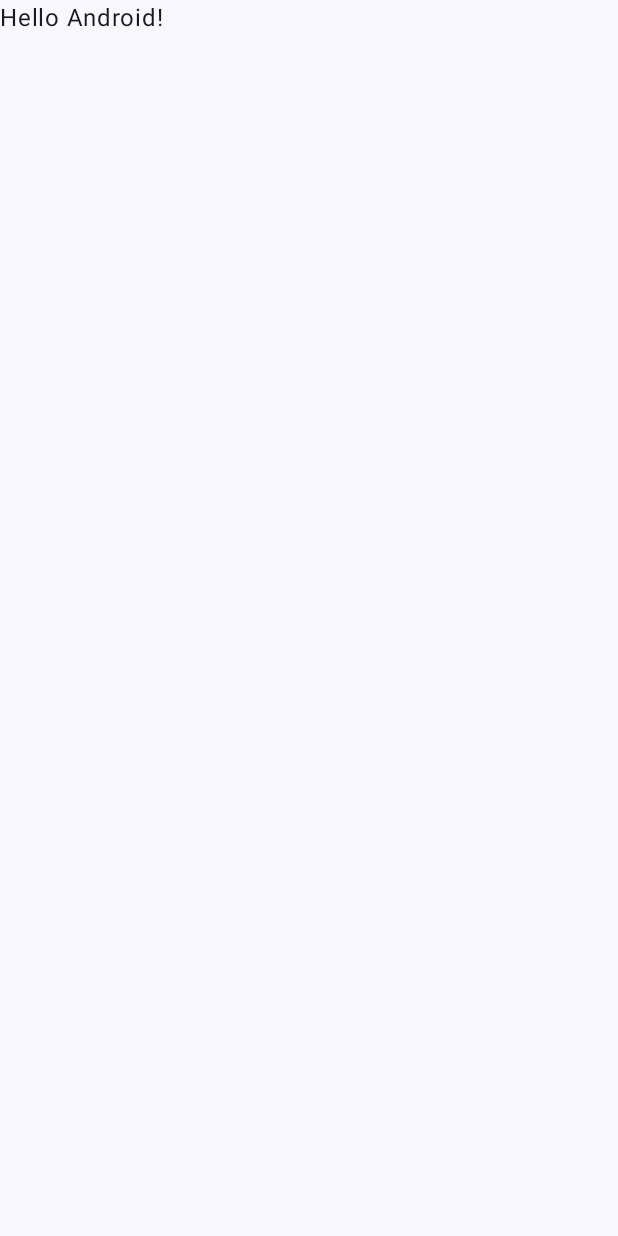
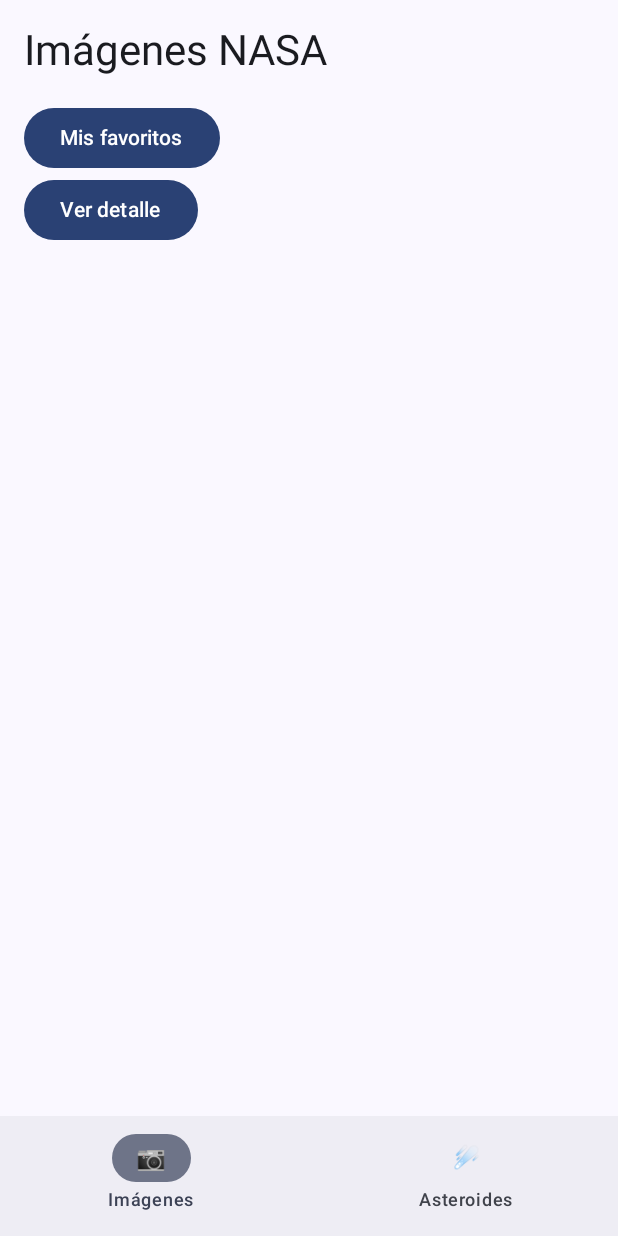
Before and after one commit to brunoo-gq/24100022_GAMARRA_24100634_CHAHUAILACC_PC02, an Android app built with Jetpack Compose: the screen it shows after launch (MainActivity), on a phone screen of 412 x 824 dp. Before the commit the screen is almost empty. Run offline under Robolectric (Android 15) with nearby library versions, the phone set to English and light mode, and no system bars.

Commit message:
integrar Room y navegacion principal

```diff
--- a/app/build.gradle.kts
+++ b/app/build.gradle.kts
@@ -70,8 +70,9 @@ dependencies {
     implementation("com.squareup.retrofit2:converter-gson:2.9.0")
     implementation("com.squareup.okhttp3:logging-interceptor:4.11.0")
 
-    // Room
     implementation(libs.androidx.room.runtime)
     implementation(libs.androidx.room.ktx)
     ksp(libs.androidx.room.compiler)
+
+    implementation("androidx.navigation:navigation-compose:2.10.1")
 }
--- a/app/src/main/java/com/example/nasaapp/MainActivity.kt
+++ b/app/src/main/java/com/example/nasaapp/MainActivity.kt
@@ -1,47 +1,23 @@
+
 package com.example.nasaapp
 
 import android.os.Bundle
 import androidx.activity.ComponentActivity
 import androidx.activity.compose.setContent
 import androidx.activity.enableEdgeToEdge
-import androidx.compose.foundation.layout.fillMaxSize
-import androidx.compose.foundation.layout.padding
-import androidx.compose.material3.Scaffold
-import androidx.compose.material3.Text
-import androidx.compose.runtime.Composable
-import androidx.compose.ui.Modifier
-import androidx.compose.ui.tooling.preview.Preview
+import com.example.nasaapp.navigation.AppNavGraph
 import com.example.nasaapp.ui.theme.NASAAPPTheme
 
 class MainActivity : ComponentActivity() {
+
     override fun onCreate(savedInstanceState: Bundle?) {
         super.onCreate(savedInstanceState)
         enableEdgeToEdge()
+
         setContent {
             NASAAPPTheme {
-                Scaffold(modifier = Modifier.fillMaxSize()) { innerPadding ->
-                    Greeting(
-                        name = "Android",
-                        modifier = Modifier.padding(innerPadding)
-                    )
-                }
+                AppNavGraph()
             }
         }
     }
 }
-
-@Composable
-fun Greeting(name: String, modifier: Modifier = Modifier) {
-    Text(
-        text = "Hello $name!",
-        modifier = modifier
-    )
-}
-
-@Preview(showBackground = true)
-@Composable
-fun GreetingPreview() {
-    NASAAPPTheme {
-        Greeting("Android")
-    }
-}
--- /dev/null
+++ b/app/src/main/java/com/example/nasaapp/navigation/AppNavGraph.kt
@@ -0,0 +1,141 @@
+package com.example.nasaapp.navigation
+
+import androidx.compose.foundation.layout.*
+import androidx.compose.material3.*
+import androidx.compose.runtime.*
+import androidx.compose.ui.Modifier
+import androidx.compose.ui.unit.dp
+import androidx.navigation.NavGraph.Companion.findStartDestination
+import androidx.navigation.compose.*
+
+@Composable
+fun AppNavGraph() {
+
+    val navController = rememberNavController()
+    val backStack by navController.currentBackStackEntryAsState()
+    val rutaActual = backStack?.destination?.route
+
+    Scaffold(
+        bottomBar = {
+            if (rutaActual == "imagenes" ||
+                rutaActual == "asteroides") {
+
+                NavigationBar {
+
+                    NavigationBarItem(
+                        selected = rutaActual == "imagenes",
+                        onClick = {
+                            navController.navigate("imagenes") {
+                                popUpTo(navController.graph.findStartDestination().id) {
+                                    saveState = true
+                                }
+                                launchSingleTop = true
+                                restoreState = true
+                            }
+                        },
+                        icon = { Text("📷") },
+                        label = { Text("Imágenes") }
+                    )
+
+                    NavigationBarItem(
+                        selected = rutaActual == "asteroides",
+                        onClick = {
+                            navController.navigate("asteroides") {
+                                popUpTo(navController.graph.findStartDestination().id) {
+                                    saveState = true
+                                }
+                                launchSingleTop = true
+                                restoreState = true
+                            }
+                        },
+                        icon = { Text("☄️") },
+                        label = { Text("Asteroides") }
+                    )
+                }
+            }
+        }
+    ) { padding ->
+
+        NavHost(
+            navController = navController,
+            startDestination = "imagenes",
+            modifier = Modifier.padding(padding)
+        ) {
+
+            composable("imagenes") {
+                PantallaInicial(
+                    titulo = "Imágenes NASA",
+                    onFavoritos = {
+                        navController.navigate("imagenes/favoritos")
+                    },
+                    onDetalle = {
+                        navController.navigate("imagenes/detalle")
+                    }
+                )
+            }
+
+            composable("asteroides") {
+                PantallaInicial(
+                    titulo = "Asteroides NASA",
+                    onFavoritos = {
+                        navController.navigate("asteroides/favoritos")
+                    },
+                    onDetalle = {
+                        navController.navigate("asteroides/detalle")
+                    }
+                )
+            }
+
+            composable("imagenes/favoritos") {
+                PantallaSecundaria("Mis imágenes favoritas")
+            }
+
+            composable("imagenes/detalle") {
+                PantallaSecundaria("Detalle de imagen")
+            }
+
+            composable("asteroides/favoritos") {
+                PantallaSecundaria("Mis asteroides")
+            }
+
+            composable("asteroides/detalle") {
+                PantallaSecundaria("Detalle de asteroide")
+            }
+        }
+    }
+}
+
+@Composable
+fun PantallaInicial(
+    titulo: String,
+    onFavoritos: () -> Unit,
+    onDetalle: () -> Unit
+) {
+    Column(modifier = Modifier.padding(16.dp)) {
+
+        Text(
+            text = titulo,
+            style = MaterialTheme.typography.headlineMedium
+        )
+
+        Spacer(modifier = Modifier.height(16.dp))
+
+        Button(onClick = onFavoritos) {
+            Text("Mis favoritos")
+        }
+
+        Button(onClick = onDetalle) {
+            Text("Ver detalle")
+        }
+    }
+}
+
+@Composable
+fun PantallaSecundaria(titulo: String) {
+    Column(modifier = Modifier.padding(16.dp)) {
+        Text(
+            text = titulo,
+            style = MaterialTheme.typography.headlineMedium
+        )
+    }
+}
```
